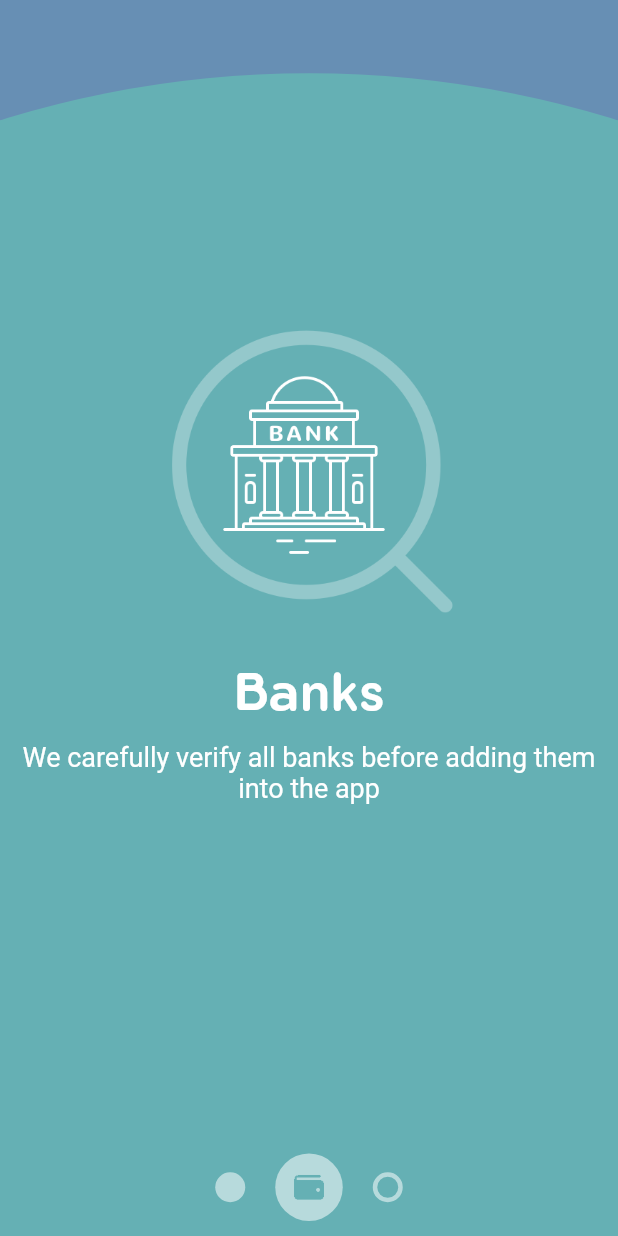
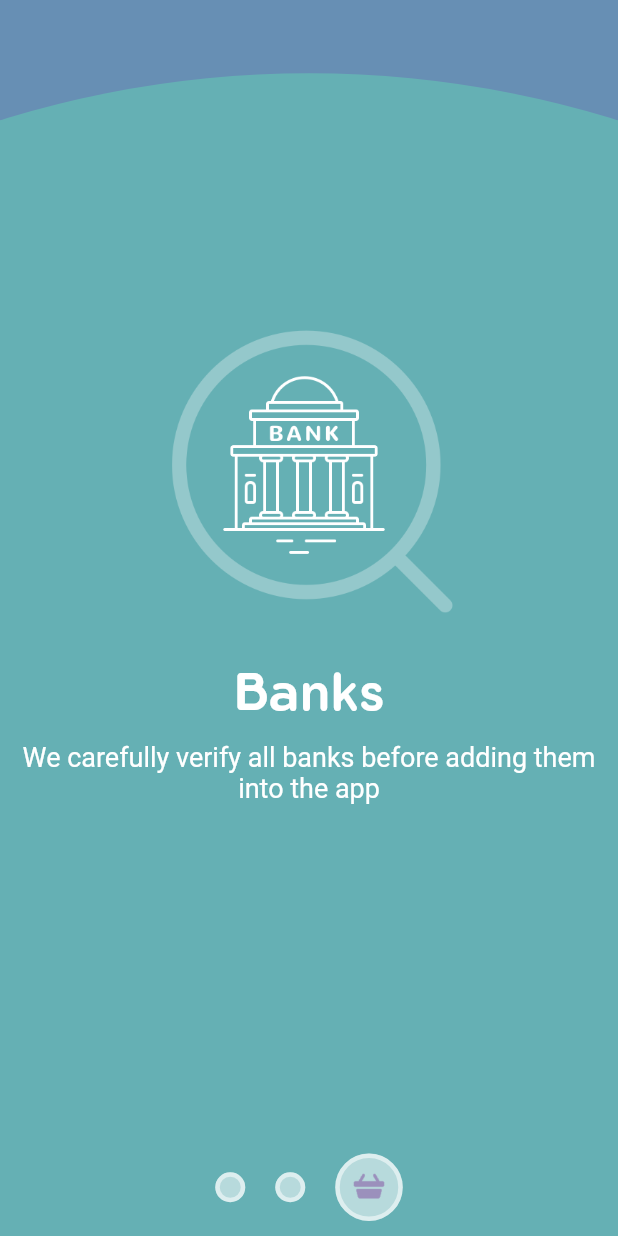
Before and after one commit to sabith-th/flutter-material-page-reveal, a Flutter app: the screen it shows after launch, on a phone screen of 412 x 824 dp. Run offline on Flutter 3.47's test engine with Material 2 defaults, Android fonts, the phone set to English and light mode, and no system bars.

Commit message:
implement bubble size and opacity based on slide percent

```diff
--- a/lib/main.dart
+++ b/lib/main.dart
@@ -41,7 +41,7 @@ class _MyHomePageState extends State<MyHomePage> {
           ),
         ),
         PageIndicator(
-          viewModel: PageIndicatorViewModel(pages, 1, SlideDirection.none, 0.0),
+          viewModel: PageIndicatorViewModel(pages, 1, SlideDirection.rightToLeft, 1.0),
         )
       ],
     ));
--- a/lib/page_indicator.dart
+++ b/lib/page_indicator.dart
@@ -12,12 +12,27 @@ class PageIndicator extends StatelessWidget {
     List<PageBubble> bubbles = [];
     for (var i = 0; i < viewModel.pages.length; i++) {
       final page = viewModel.pages[i];
+
+      var percentActive;
+      if (i == viewModel.activeIndex) {
+        percentActive = 1.0 - viewModel.slidePercent;
+      } else if (i == viewModel.activeIndex - 1 &&
+          viewModel.slideDirection == SlideDirection.leftToRight) {
+        percentActive = viewModel.slidePercent;
+      } else if (i == viewModel.activeIndex + 1 &&
+          viewModel.slideDirection == SlideDirection.rightToLeft) {
+        percentActive = viewModel.slidePercent;
+      } else {
+        percentActive = 0.0;
+      }
+
+      bool isHollow = i > viewModel.activeIndex ||
+          (i == viewModel.activeIndex &&
+              viewModel.slideDirection == SlideDirection.leftToRight);
+
       bubbles.add(PageBubble(
           viewModel: PageBubbleViewModel(
-              page.iconAssetPath,
-              page.color,
-              i > viewModel.activeIndex,
-              i == viewModel.activeIndex ? 1.0 : 0.0)));
+              page.iconAssetPath, page.color, isHollow, percentActive)));
     }
 
     return Column(
@@ -70,10 +85,15 @@ class PageBubble extends StatelessWidget {
         height: lerpDouble(20.0, 45.0, viewModel.activePercent),
         decoration: BoxDecoration(
           shape: BoxShape.circle,
-          color: viewModel.isHollow ? Colors.transparent : Color(0x88FFFFFF),
+          color: viewModel.isHollow
+              ? Color(0x88FFFFFF)
+                  .withAlpha((0x88 * viewModel.activePercent).round())
+              : Color(0x88FFFFFF),
           border: Border.all(
-              color:
-                  viewModel.isHollow ? Color(0x88FFFFFF) : Colors.transparent,
+              color: viewModel.isHollow
+                  ? Color(0x88FFFFFF)
+                  : Color(0x88FFFFFF).withAlpha(
+                      (0x88 * (1.0 - viewModel.activePercent)).round()),
               width: 3.0),
         ),
         child: Opacity(
```
